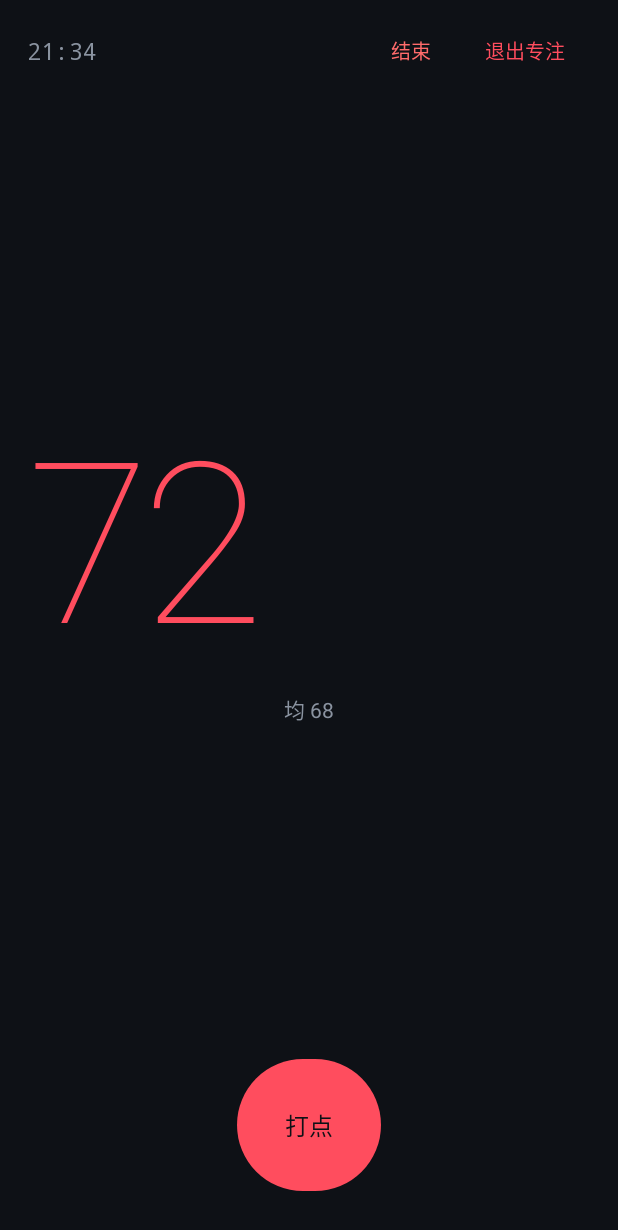
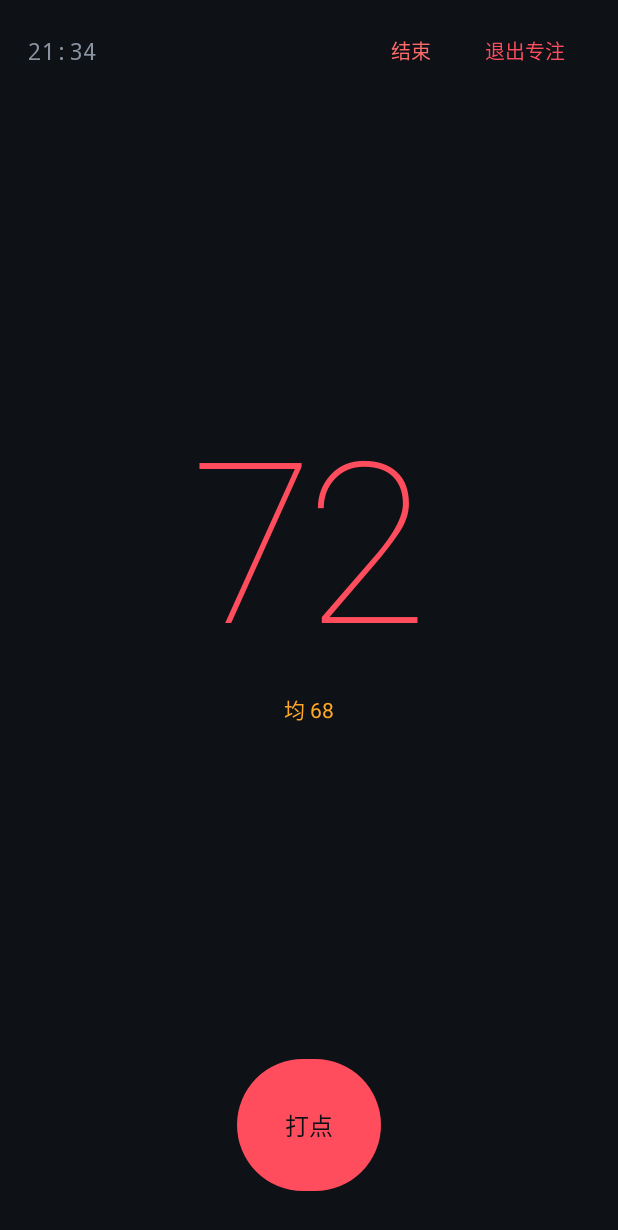
Before and after one commit to kejown/HRV-Live-Logger, an Android app: the layout activity_main.xml on its own in the app's theme, with its tools: preview values and no code run, on a phone screen of 412 x 824 dp. Shown: the top 1230 px of the screen. Run offline under Robolectric (Android 15) with nearby library versions, the phone set to English and light mode, and no system bars.

Commit message:
v6.2: center focus HR and use bright orange for average bpm

```diff
--- a/app/build.gradle.kts
+++ b/app/build.gradle.kts
@@ -12,8 +12,8 @@ android {
         applicationId = "com.rrlogger"
         minSdk = 26
         targetSdk = 34
-        versionCode = 2
-        versionName = "1.1"
+        versionCode = 3
+        versionName = "1.2"
         testInstrumentationRunner = "androidx.test.runner.AndroidJUnitRunner"
     }
 
--- a/app/src/main/res/layout/activity_main.xml
+++ b/app/src/main/res/layout/activity_main.xml
@@ -150,7 +150,7 @@
                             android:paddingHorizontal="9dp"
                             android:paddingVertical="4dp"
                             android:text="@string/avg_placeholder"
-                            android:textColor="@color/dim"
+                            android:textColor="@color/orange"
                             android:textSize="11sp"
                             tools:text="均 68" />
                     </LinearLayout>
@@ -430,6 +430,7 @@
             <TextView
                 android:id="@+id/tvFocusHr"
                 android:layout_width="match_parent"
+                android:gravity="center"
                 android:layout_height="wrap_content"
                 android:fontFamily="sans-serif-thin"
                 android:includeFontPadding="false"
@@ -446,7 +447,7 @@
                 android:layout_height="wrap_content"
                 android:layout_marginTop="10dp"
                 android:text="@string/avg_placeholder"
-                android:textColor="@color/dim"
+                android:textColor="@color/orange"
                 android:textSize="14sp"
                 tools:text="均 68" />
         </LinearLayout>
--- a/app/src/main/res/values/colors.xml
+++ b/app/src/main/res/values/colors.xml
@@ -6,6 +6,7 @@
     <color name="text">#FFE8ECF1</color>
     <color name="dim">#FF8A93A0</color>
     <color name="accent">#FFFF4D5E</color>
+    <color name="orange">#FFFFA726</color>
     <color name="ok">#FF33D69F</color>
     <color name="warn">#FFFFC145</color>
     <color name="err">#FFFF6B6B</color>
```
Also changed, not shown: 3 other files.
